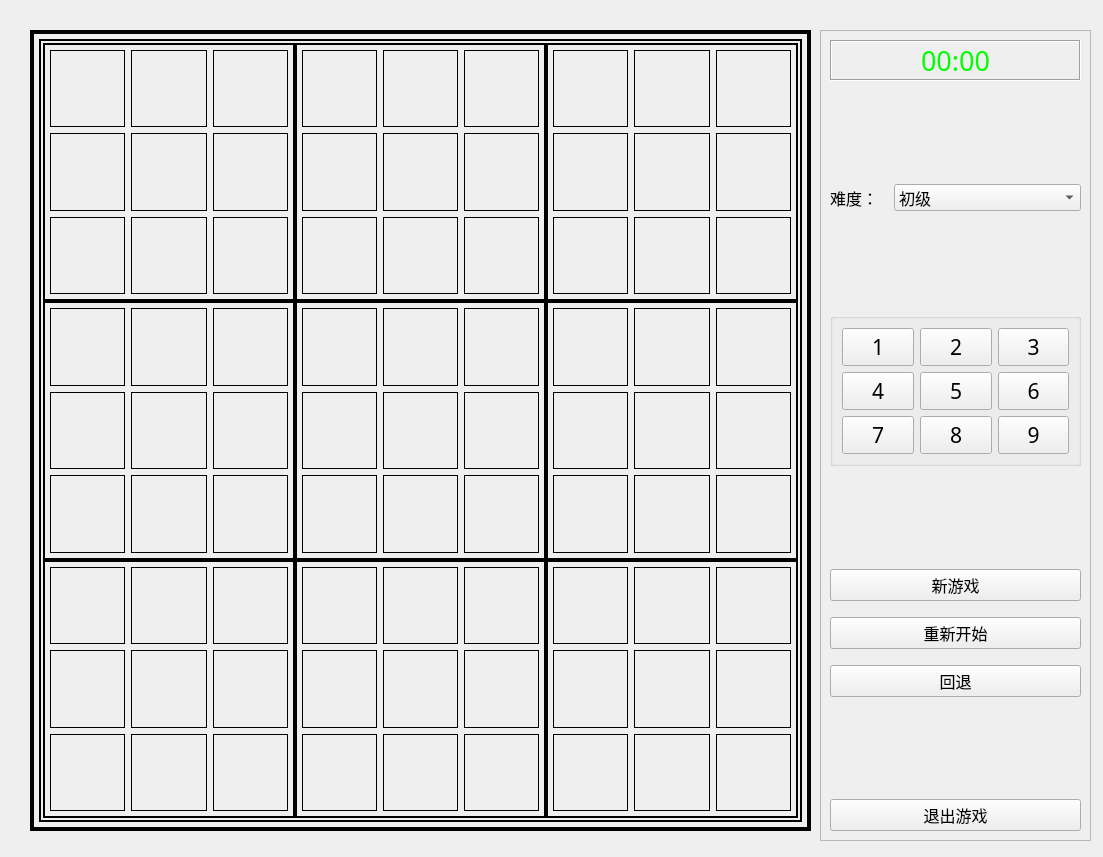
First picture: the form in Trilobites/src/sudoku/sudokuui.ui, repository xqhu2008/LearnPyQt5, before the edit.
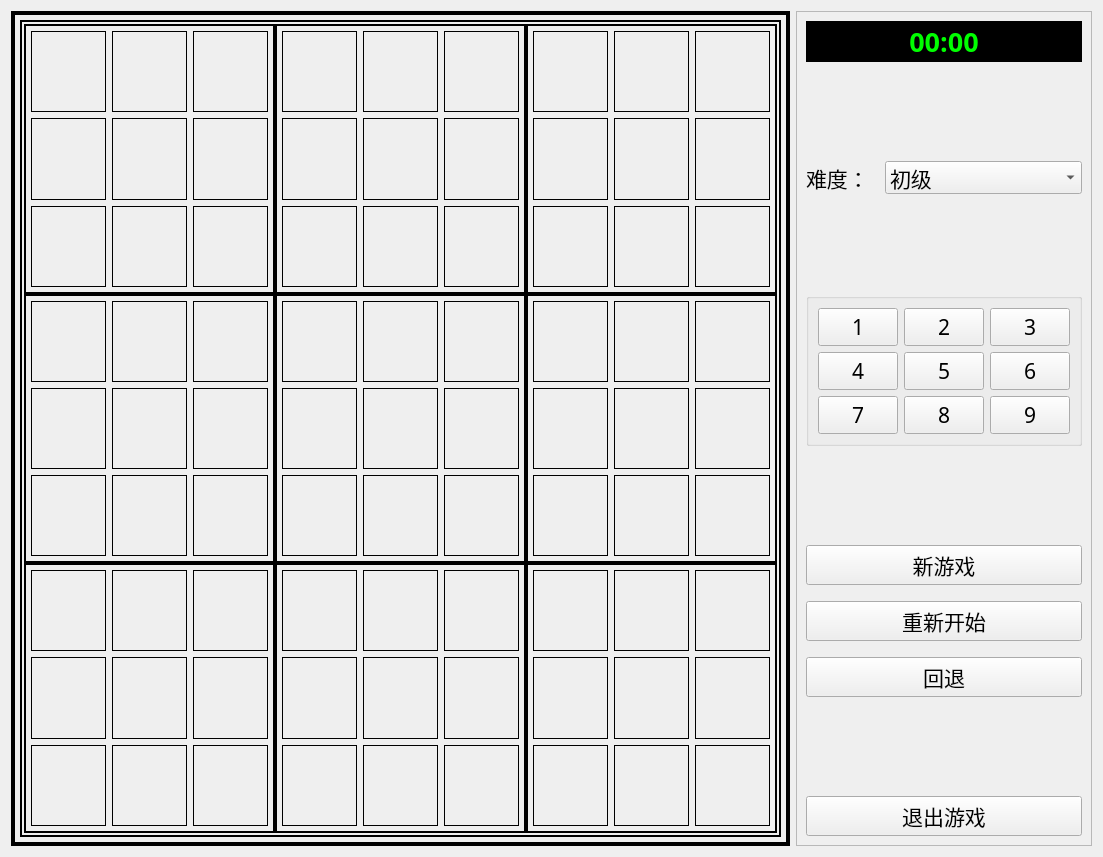
Second picture: the form after the edit.

The edit to the form file:
```diff
--- a/Trilobites/src/sudoku/sudokuui.ui
+++ b/Trilobites/src/sudoku/sudokuui.ui
@@ -11,7 +11,7 @@
    </rect>
   </property>
   <property name="sizePolicy">
-   <sizepolicy hsizetype="Fixed" vsizetype="Fixed">
+   <sizepolicy hsizetype="Expanding" vsizetype="Expanding">
     <horstretch>0</horstretch>
     <verstretch>0</verstretch>
    </sizepolicy>
@@ -24,15 +24,9 @@
   <property name="windowTitle">
    <string>Form</string>
   </property>
+  <layout class="QGridLayout" name="gridLayout_14">
+   <item row="0" column="0">
   <widget class="QFrame" name="frame">
-   <property name="geometry">
-    <rect>
-     <x>30</x>
-     <y>30</y>
-     <width>781</width>
-     <height>801</height>
-    </rect>
-   </property>
    <property name="frameShape">
     <enum>QFrame::WinPanel</enum>
    </property>
@@ -2055,14 +2049,14 @@
     </item>
    </layout>
   </widget>
+   </item>
+   <item row="0" column="1">
   <widget class="QFrame" name="frame_5">
-   <property name="geometry">
-    <rect>
-     <x>820</x>
-     <y>30</y>
-     <width>271</width>
-     <height>811</height>
-    </rect>
+     <property name="sizePolicy">
+      <sizepolicy hsizetype="Fixed" vsizetype="Preferred">
+       <horstretch>0</horstretch>
+       <verstretch>0</verstretch>
+      </sizepolicy>
    </property>
    <property name="frameShape">
     <enum>QFrame::StyledPanel</enum>
@@ -2088,12 +2082,39 @@
            </color>
           </brush>
          </colorrole>
+           <colorrole role="Button">
+            <brush brushstyle="SolidPattern">
+             <color alpha="255">
+              <red>0</red>
+              <green>0</green>
+              <blue>0</blue>
+             </color>
+            </brush>
+           </colorrole>
+           <colorrole role="Text">
+            <brush brushstyle="SolidPattern">
+             <color alpha="255">
+              <red>0</red>
+              <green>255</green>
+              <blue>0</blue>
+             </color>
+            </brush>
+           </colorrole>
+           <colorrole role="ButtonText">
+            <brush brushstyle="SolidPattern">
+             <color alpha="255">
+              <red>0</red>
+              <green>255</green>
+              <blue>0</blue>
+             </color>
+            </brush>
+           </colorrole>
          <colorrole role="Base">
           <brush brushstyle="SolidPattern">
            <color alpha="255">
-            <red>255</red>
-            <green>255</green>
-            <blue>255</blue>
+              <red>0</red>
+              <green>0</green>
+              <blue>0</blue>
            </color>
           </brush>
          </colorrole>
@@ -2106,6 +2127,15 @@
            </color>
           </brush>
          </colorrole>
+           <colorrole role="PlaceholderText">
+            <brush brushstyle="NoBrush">
+             <color alpha="128">
+              <red>0</red>
+              <green>255</green>
+              <blue>0</blue>
+             </color>
+            </brush>
+           </colorrole>
         </active>
         <inactive>
          <colorrole role="WindowText">
@@ -2117,12 +2147,39 @@
            </color>
           </brush>
          </colorrole>
+           <colorrole role="Button">
+            <brush brushstyle="SolidPattern">
+             <color alpha="255">
+              <red>0</red>
+              <green>0</green>
+              <blue>0</blue>
+             </color>
+            </brush>
+           </colorrole>
+           <colorrole role="Text">
+            <brush brushstyle="SolidPattern">
+             <color alpha="255">
+              <red>0</red>
+              <green>255</green>
+              <blue>0</blue>
+             </color>
+            </brush>
+           </colorrole>
+           <colorrole role="ButtonText">
+            <brush brushstyle="SolidPattern">
+             <color alpha="255">
+              <red>0</red>
+              <green>255</green>
+              <blue>0</blue>
+             </color>
+            </brush>
+           </colorrole>
          <colorrole role="Base">
           <brush brushstyle="SolidPattern">
            <color alpha="255">
-            <red>255</red>
-            <green>255</green>
-            <blue>255</blue>
+              <red>0</red>
+              <green>0</green>
+              <blue>0</blue>
            </color>
           </brush>
          </colorrole>
@@ -2135,14 +2192,50 @@
            </color>
           </brush>
          </colorrole>
+           <colorrole role="PlaceholderText">
+            <brush brushstyle="NoBrush">
+             <color alpha="128">
+              <red>0</red>
+              <green>255</green>
+              <blue>0</blue>
+             </color>
+            </brush>
+           </colorrole>
         </inactive>
         <disabled>
          <colorrole role="WindowText">
           <brush brushstyle="SolidPattern">
            <color alpha="255">
-            <red>120</red>
-            <green>120</green>
-            <blue>120</blue>
+              <red>0</red>
+              <green>255</green>
+              <blue>0</blue>
+             </color>
+            </brush>
+           </colorrole>
+           <colorrole role="Button">
+            <brush brushstyle="SolidPattern">
+             <color alpha="255">
+              <red>0</red>
+              <green>0</green>
+              <blue>0</blue>
+             </color>
+            </brush>
+           </colorrole>
+           <colorrole role="Text">
+            <brush brushstyle="SolidPattern">
+             <color alpha="255">
+              <red>0</red>
+              <green>255</green>
+              <blue>0</blue>
+             </color>
+            </brush>
+           </colorrole>
+           <colorrole role="ButtonText">
+            <brush brushstyle="SolidPattern">
+             <color alpha="255">
+              <red>0</red>
+              <green>255</green>
+              <blue>0</blue>
            </color>
           </brush>
          </colorrole>
@@ -2164,6 +2257,15 @@
            </color>
           </brush>
          </colorrole>
+           <colorrole role="PlaceholderText">
+            <brush brushstyle="NoBrush">
+             <color alpha="128">
+              <red>0</red>
+              <green>255</green>
+              <blue>0</blue>
+             </color>
+            </brush>
+           </colorrole>
         </disabled>
        </palette>
       </property>
@@ -2171,8 +2273,15 @@
        <font>
         <family>黑体</family>
         <pointsize>20</pointsize>
-       </font>
-      </property>
+          <weight>75</weight>
+          <bold>true</bold>
+         </font>
+        </property>
+        <property name="styleSheet">
+         <string notr="true">color: rgb(0, 255, 0);
+background-color: rgb(0, 0, 0);
+</string>
+        </property>
       <property name="frameShape">
        <enum>QFrame::Box</enum>
       </property>
@@ -2206,7 +2315,7 @@
        <widget class="QLabel" name="label">
         <property name="font">
          <font>
-          <pointsize>12</pointsize>
+            <pointsize>16</pointsize>
          </font>
         </property>
         <property name="text">
@@ -2224,7 +2333,7 @@
         </property>
         <property name="font">
          <font>
-          <pointsize>12</pointsize>
+            <pointsize>16</pointsize>
          </font>
         </property>
         <property name="editable">
@@ -2472,7 +2581,7 @@
      <widget class="QPushButton" name="newGameButton">
       <property name="font">
        <font>
-        <pointsize>12</pointsize>
+          <pointsize>16</pointsize>
        </font>
       </property>
       <property name="text">
@@ -2484,7 +2593,7 @@
      <widget class="QPushButton" name="restartButton">
       <property name="font">
        <font>
-        <pointsize>12</pointsize>
+          <pointsize>16</pointsize>
        </font>
       </property>
       <property name="text">
@@ -2496,7 +2605,7 @@
      <widget class="QPushButton" name="rollbackButton">
       <property name="font">
        <font>
-        <pointsize>12</pointsize>
+          <pointsize>16</pointsize>
        </font>
       </property>
       <property name="text">
@@ -2521,7 +2630,7 @@
      <widget class="QPushButton" name="quitButton">
       <property name="font">
        <font>
-        <pointsize>12</pointsize>
+          <pointsize>16</pointsize>
        </font>
       </property>
       <property name="text">
@@ -2531,6 +2640,8 @@
     </item>
    </layout>
   </widget>
+   </item>
+  </layout>
  </widget>
  <resources/>
  <connections>
```
Left out of the diff: 2 changed lines with no effect on the pictures. Lines whose indentation alone changed are shown as unchanged.
